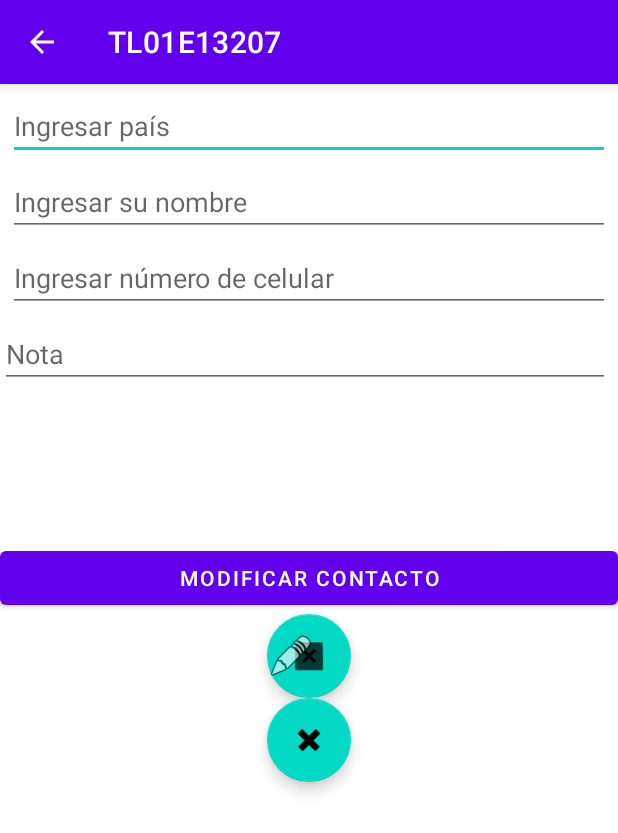
After one commit to JosueH0930/TL01E13207, an Android app: the EditarActivity screen opened directly, with no data from a screen before it, on a phone screen of 412 x 824 dp. The commit adds this screen. Shown: the top 833 px of the screen. Run offline under Robolectric (Android 15) with nearby library versions, the phone set to English and light mode, and no system bars; 1 statement that could not run was skipped.

Commit message:
Initial commit

```diff
--- /dev/null
+++ b/app/src/main/java/com/example/tl01e13207/configuracion/EditarActivity.java
@@ -0,0 +1,89 @@
+package com.example.tl01e13207.configuracion;
+import android.annotation.SuppressLint;
+import android.widget.Toast;
+import android.content.DialogInterface;
+import android.content.Intent;
+import android.os.Bundle;
+import android.text.InputType;
+import android.view.View;
+import android.widget.Button;
+import android.widget.EditText;
+
+import androidx.appcompat.app.AlertDialog;
+import androidx.appcompat.app.AppCompatActivity;
+
+import com.example.tl01e13207.R;
+import com.example.tl01e13207.VerActivity;
+import com.example.tl01e13207.tablas.Personas;
+import com.google.android.material.floatingactionbutton.FloatingActionButton;
+
+public class EditarActivity extends AppCompatActivity {
+
+    EditText txtNombre, txtTelefono, txtnota;
+    Button btnGuarda;
+    FloatingActionButton fabEditar, fabEliminar;
+    boolean correcto = false;
+    Personas contactos;
+    int id = 0;
+
+    @SuppressLint("MissingInflatedId")
+    @Override
+    protected void onCreate(Bundle savedInstanceState) {
+        super.onCreate(savedInstanceState);
+        setContentView(R.layout.activity_ver);
+
+        txtNombre = findViewById(R.id.Txtnombre);
+        txtTelefono = findViewById(R.id.Texttelefono);
+        txtnota = findViewById(R.id.Textnota);
+        fabEditar = findViewById(R.id.fabEditar);
+        fabEliminar = findViewById(R.id.fabEliminar);
+        btnGuarda = findViewById(R.id.BtnAgregar);
+
+
+        if(savedInstanceState == null){
+            Bundle extras = getIntent().getExtras();
+            if(extras == null){
+                id = Integer.parseInt(null);
+            } else {
+                id = extras.getInt("ID");
+            }
+        } else {
+            id = (int) savedInstanceState.getSerializable("ID");
+        }
+
+        final Contactos dbContactos = new Contactos(EditarActivity.this);
+        contactos = dbContactos.verContacto(id);
+
+        if(contactos != null){
+            txtNombre.setText(contactos.getNombre());
+            txtTelefono.setText(contactos.getNumero());
+            txtnota.setText(contactos.getNota());
+
+        }
+        btnGuarda.setOnClickListener(new View.OnClickListener() {
+            @Override
+            public void onClick(View view) {
+                if (!txtNombre.getText().toString().equals("") && !txtTelefono.getText().toString().equals("")) {
+                    correcto = dbContactos.editarContacto(id, txtNombre.getText().toString(), txtTelefono.getText().toString(), txtnota.getText().toString());
+
+                    if(correcto){
+                        Toast.makeText(EditarActivity.this, "REGISTRO MODIFICADO", Toast.LENGTH_LONG).show();
+                        verRegistro();
+                    } else {
+                        Toast.makeText(EditarActivity.this, "ERROR AL MODIFICAR REGISTRO", Toast.LENGTH_LONG).show();
+                    }
+                } else {
+                    Toast.makeText(EditarActivity.this, "DEBE LLENAR LOS CAMPOS OBLIGATORIOS", Toast.LENGTH_LONG).show();
+                }
+            }
+        });
+
+
+    }
+    private void verRegistro(){
+        Intent intent = new Intent(this, VerActivity.class);
+        intent.putExtra("ID", id);
+        startActivity(intent);
+    }
+
+}
--- /dev/null
+++ b/app/src/main/res/drawable/editico.xml
@@ -0,0 +1,5 @@
+<vector android:height="24dp" android:tint="#000000"
+    android:viewportHeight="24" android:viewportWidth="24"
+    android:width="24dp" xmlns:android="http://schemas.android.com/apk/res/android">
+    <path android:fillColor="@android:color/white" android:pathData="M3,10h11v2H3V10zM3,8h11V6H3V8zM3,16h7v-2H3V16zM18.01,12.87l0.71,-0.71c0.39,-0.39 1.02,-0.39 1.41,0l0.71,0.71c0.39,0.39 0.39,1.02 0,1.41l-0.71,0.71L18.01,12.87zM17.3,13.58l-5.3,5.3V21h2.12l5.3,-5.3L17.3,13.58z"/>
+</vector>
--- /dev/null
+++ b/app/src/main/res/layout/activity_ver.xml
@@ -0,0 +1,100 @@
+<?xml version="1.0" encoding="utf-8"?>
+<androidx.constraintlayout.widget.ConstraintLayout xmlns:android="http://schemas.android.com/apk/res/android"
+    xmlns:app="http://schemas.android.com/apk/res-auto"
+    xmlns:tools="http://schemas.android.com/tools"
+    android:layout_width="match_parent"
+    android:layout_height="match_parent"
+    tools:context=".VerActivity">
+
+
+    <EditText
+        android:id="@+id/editTextTextPersonName"
+        android:layout_width="0dp"
+        android:layout_height="wrap_content"
+        android:layout_marginStart="5dp"
+        android:layout_marginTop="5dp"
+        android:layout_marginEnd="5dp"
+        android:ems="10"
+        android:hint="Ingresar país"
+        android:inputType="textPersonName"
+        app:layout_constraintEnd_toEndOf="parent"
+        app:layout_constraintStart_toStartOf="parent"
+        app:layout_constraintTop_toTopOf="parent" />
+
+    <EditText
+        android:id="@+id/Txtnombre"
+        android:layout_width="0dp"
+        android:layout_height="wrap_content"
+        android:layout_marginStart="5dp"
+        android:layout_marginTop="5dp"
+        android:layout_marginEnd="5dp"
+        android:ems="10"
+        android:hint="Ingresar su nombre"
+        android:inputType="textPersonName"
+        app:layout_constraintEnd_toEndOf="parent"
+        app:layout_constraintStart_toStartOf="parent"
+        app:layout_constraintTop_toBottomOf="@+id/editTextTextPersonName" />
+
+    <EditText
+        android:id="@+id/Texttelefono"
+        android:layout_width="0dp"
+        android:layout_height="wrap_content"
+        android:layout_marginStart="5dp"
+        android:layout_marginTop="5dp"
+        android:layout_marginEnd="5dp"
+        android:ems="10"
+        android:hint="Ingresar número de celular"
+        android:inputType="number"
+        app:layout_constraintEnd_toEndOf="parent"
+        app:layout_constraintStart_toStartOf="parent"
+        app:layout_constraintTop_toBottomOf="@+id/Txtnombre" />
+
+    <EditText
+        android:id="@+id/Textnota"
+        android:layout_width="0dp"
+        android:layout_height="wrap_content"
+        android:layout_marginTop="5dp"
+        android:layout_marginEnd="5dp"
+        android:ems="10"
+        android:hint="Nota"
+        android:inputType="textPersonName"
+        app:layout_constraintEnd_toEndOf="parent"
+        app:layout_constraintStart_toStartOf="parent"
+        app:layout_constraintTop_toBottomOf="@+id/Texttelefono" />
+
+    <Button
+        android:id="@+id/BtnAgregar"
+        android:layout_width="0dp"
+        android:layout_height="wrap_content"
+        android:layout_marginBottom="312dp"
+        android:text="Modificar contacto"
+        app:layout_constraintBottom_toBottomOf="parent"
+        app:layout_constraintEnd_toEndOf="parent"
+        app:layout_constraintHorizontal_bias="1.0"
+        app:layout_constraintStart_toStartOf="parent"
+        app:layout_constraintTop_toBottomOf="@+id/Textnota" />
+
+    <com.google.android.material.floatingactionbutton.FloatingActionButton
+        android:id="@+id/fabEditar"
+        android:layout_width="wrap_content"
+        android:layout_height="wrap_content"
+        android:clickable="true"
+        android:foreground="@android:drawable/ic_menu_edit"
+        android:foregroundGravity="center_vertical"
+        app:layout_constraintEnd_toEndOf="parent"
+        app:layout_constraintStart_toStartOf="parent"
+        app:layout_constraintTop_toBottomOf="@+id/BtnAgregar"
+        app:srcCompat="@android:drawable/btn_dialog" />
+
+    <com.google.android.material.floatingactionbutton.FloatingActionButton
+        android:id="@+id/fabEliminar"
+        android:layout_width="wrap_content"
+        android:layout_height="wrap_content"
+        android:clickable="true"
+        android:foregroundGravity="bottom|center_vertical"
+        app:layout_constraintEnd_toEndOf="parent"
+        app:layout_constraintStart_toStartOf="parent"
+        app:layout_constraintTop_toBottomOf="@+id/fabEditar"
+        app:srcCompat="@android:drawable/ic_delete" />
+
+</androidx.constraintlayout.widget.ConstraintLayout>
```
Also changed, not shown: app/src/main/AndroidManifest.xml (+16 -0 lines), app/src/main/java/com/example/tl01e13207/VerActivity.java (added, +102 -0 lines), app/src/main/java/com/example/tl01e13207/configuracion/Contactos.java (+66 -2 lines), app/src/main/java/com/example/tl01e13207/configuracion/ListaContactosAdapter.java (+13 -0 lines).
